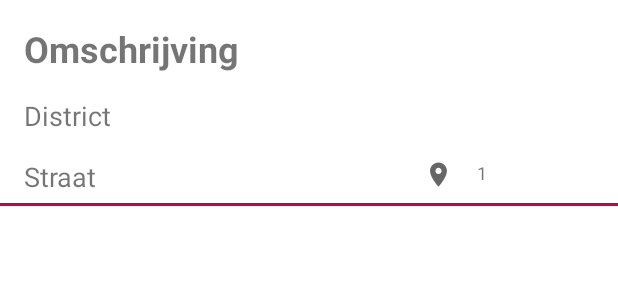
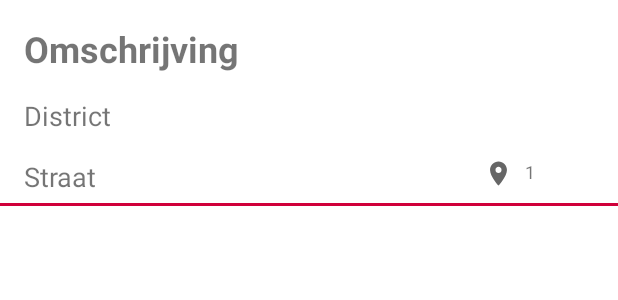
Before and after one commit to bur4k58/Project-mobile, an Android app: the layout fragment_overview_item.xml on its own in the app's theme, with its tools: preview values and no code run, on a phone screen of 412 x 824 dp. Shown: the top 300 px of the screen. Run offline under Robolectric (Android 15) with nearby library versions, the phone set to English and light mode, and no system bars.

Commit message:
Update fragment_overview_item.xml

```diff
--- a/Project-mobile/app/src/main/res/layout/fragment_overview_item.xml
+++ b/Project-mobile/app/src/main/res/layout/fragment_overview_item.xml
@@ -43,19 +43,20 @@
         android:id="@+id/imageDistance"
         android:layout_width="19dp"
         android:layout_height="19dp"
+        android:layout_marginTop="105dp"
+        android:layout_marginEnd="70dp"
         android:layout_marginBottom="4dp"
         android:contentDescription="Distance"
         app:layout_constraintBottom_toBottomOf="@+id/textStraat"
         app:layout_constraintEnd_toEndOf="parent"
-        app:layout_constraintHorizontal_bias="0.664"
-        app:layout_constraintStart_toEndOf="@+id/textStraat"
+        app:layout_constraintTop_toTopOf="parent"
         app:srcCompat="@drawable/ic_baseline_location_on_24" />
 
     <TextView
         android:id="@+id/textDistance"
         android:layout_width="wrap_content"
         android:layout_height="wrap_content"
-        android:layout_marginStart="16dp"
+        android:layout_marginStart="8dp"
         android:textSize="12sp"
         app:layout_constraintBottom_toBottomOf="@+id/imageDistance"
         app:layout_constraintEnd_toEndOf="parent"
```
